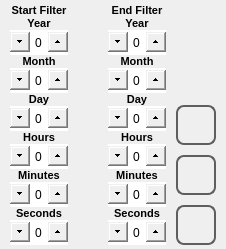
The window that qt_library/ATCMstore/store_filter.ui (MECTsrl/mect_plugins) describes before a commit, drawn with Qt 5.
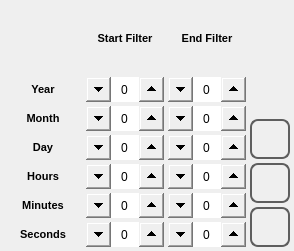
The same window after the commit. Icons and pictures are not drawn.

Commit message: fix store viewer, add some back buttons

```diff
--- a/qt_library/ATCMstore/store_filter.ui
+++ b/qt_library/ATCMstore/store_filter.ui
@@ -6,7 +6,8 @@
    <rect>
     <x>0</x>
     <y>0</y>
-    %Model%
+    <width>294</width>
+    <height>251</height>
    </rect>
   </property>
   <property name="minimumSize">
@@ -40,8 +41,8 @@
  QSpinBox::up-button {
      subcontrol-origin: border;
      subcontrol-position: right center;
-     height: 20px;
-     width: 20px;
+     height: 25px;
+     width: 25px;
  }
 
  QSpinBox::up-arrow {
@@ -53,8 +54,8 @@
  QSpinBox::down-button {
      subcontrol-origin: border;
      subcontrol-position: left center;
-     height: 20px;
-     width: 20px;
+     height: 25px;
+     width: 25px;
 }
 
  QSpinBox::down-arrow {
@@ -96,29 +97,17 @@
   </property>
   <layout class="QHBoxLayout" name="horizontalLayout">
    <property name="spacing">
-    <number>10</number>
-   </property>
-   <property name="leftMargin">
-    <number>10</number>
-   </property>
-   <property name="topMargin">
     <number>4</number>
    </property>
-   <property name="rightMargin">
-    <number>10</number>
-   </property>
-   <property name="bottomMargin">
+   <property name="margin">
     <number>4</number>
    </property>
    <item>
-    <layout class="QGridLayout" name="gridLayout_2">
-     <property name="horizontalSpacing">
-      <number>40</number>
+    <layout class="QGridLayout" name="gridLayout">
+     <property name="spacing">
+      <number>4</number>
      </property>
-     <property name="verticalSpacing">
-      <number>0</number>
-     </property>
-     <item row="0" column="0">
+     <item row="0" column="1">
       <widget class="QLabel" name="labelIn">
        <property name="sizePolicy">
         <sizepolicy hsizetype="Expanding" vsizetype="Preferred">
@@ -143,6 +132,31 @@
        </property>
       </widget>
      </item>
+     <item row="0" column="2">
+      <widget class="QLabel" name="labelFin">
+       <property name="sizePolicy">
+        <sizepolicy hsizetype="Expanding" vsizetype="Preferred">
+         <horstretch>0</horstretch>
+         <verstretch>0</verstretch>
+        </sizepolicy>
+       </property>
+       <property name="font">
+        <font>
+         <family>Ubuntu</family>
+         <pointsize>8</pointsize>
+         <weight>99</weight>
+         <italic>false</italic>
+         <bold>true</bold>
+        </font>
+       </property>
+       <property name="text">
+        <string>End Filter</string>
+       </property>
+       <property name="alignment">
+        <set>Qt::AlignCenter</set>
+       </property>
+      </widget>
+     </item>
      <item row="1" column="0">
       <widget class="QLabel" name="labelYearIn">
        <property name="sizePolicy">
@@ -171,10 +185,10 @@
        </property>
       </widget>
      </item>
-     <item row="2" column="0">
+     <item row="1" column="1">
       <widget class="QSpinBox" name="spinBoxYearIn">
        <property name="sizePolicy">
-        <sizepolicy hsizetype="Expanding" vsizetype="Fixed">
+        <sizepolicy hsizetype="Expanding" vsizetype="Expanding">
          <horstretch>0</horstretch>
          <verstretch>0</verstretch>
         </sizepolicy>
@@ -208,7 +222,44 @@
        </property>
       </widget>
      </item>
-     <item row="3" column="0">
+     <item row="1" column="2">
+      <widget class="QSpinBox" name="spinBoxYearFin">
+       <property name="sizePolicy">
+        <sizepolicy hsizetype="Expanding" vsizetype="Expanding">
+         <horstretch>0</horstretch>
+         <verstretch>0</verstretch>
+        </sizepolicy>
+       </property>
+       <property name="minimumSize">
+        <size>
+         <width>0</width>
+         <height>25</height>
+        </size>
+       </property>
+       <property name="maximumSize">
+        <size>
+         <width>16777215</width>
+         <height>25</height>
+        </size>
+       </property>
+       <property name="focusPolicy">
+        <enum>Qt::NoFocus</enum>
+       </property>
+       <property name="wrapping">
+        <bool>true</bool>
+       </property>
+       <property name="alignment">
+        <set>Qt::AlignCenter</set>
+       </property>
+       <property name="maximum">
+        <number>3000</number>
+       </property>
+       <property name="value">
+        <number>0</number>
+       </property>
+      </widget>
+     </item>
+     <item row="2" column="0">
       <widget class="QLabel" name="labelMonthIn">
        <property name="sizePolicy">
         <sizepolicy hsizetype="Expanding" vsizetype="Minimum">
@@ -236,8 +287,14 @@
        </property>
       </widget>
      </item>
-     <item row="4" column="0">
+     <item row="2" column="1">
       <widget class="QSpinBox" name="spinBoxMonthIn">
+       <property name="sizePolicy">
+        <sizepolicy hsizetype="Expanding" vsizetype="Expanding">
+         <horstretch>0</horstretch>
+         <verstretch>0</verstretch>
+        </sizepolicy>
+       </property>
        <property name="minimumSize">
         <size>
          <width>0</width>
@@ -264,7 +321,41 @@
        </property>
       </widget>
      </item>
-     <item row="5" column="0">
+     <item row="2" column="2">
+      <widget class="QSpinBox" name="spinBoxMonthFin">
+       <property name="sizePolicy">
+        <sizepolicy hsizetype="Expanding" vsizetype="Expanding">
+         <horstretch>0</horstretch>
+         <verstretch>0</verstretch>
+        </sizepolicy>
+       </property>
+       <property name="minimumSize">
+        <size>
+         <width>0</width>
+         <height>25</height>
+        </size>
+       </property>
+       <property name="maximumSize">
+        <size>
+         <width>16777215</width>
+         <height>25</height>
+        </size>
+       </property>
+       <property name="focusPolicy">
+        <enum>Qt::NoFocus</enum>
+       </property>
+       <property name="wrapping">
+        <bool>true</bool>
+       </property>
+       <property name="alignment">
+        <set>Qt::AlignCenter</set>
+       </property>
+       <property name="maximum">
+        <number>12</number>
+       </property>
+      </widget>
+     </item>
+     <item row="3" column="0">
       <widget class="QLabel" name="labelDayIn">
        <property name="sizePolicy">
         <sizepolicy hsizetype="Expanding" vsizetype="Minimum">
@@ -292,10 +383,10 @@
        </property>
       </widget>
      </item>
-     <item row="6" column="0">
+     <item row="3" column="1">
       <widget class="QSpinBox" name="spinBoxDayIn">
        <property name="sizePolicy">
-        <sizepolicy hsizetype="Expanding" vsizetype="Minimum">
+        <sizepolicy hsizetype="Expanding" vsizetype="Expanding">
          <horstretch>0</horstretch>
          <verstretch>0</verstretch>
         </sizepolicy>
@@ -326,7 +417,41 @@
        </property>
       </widget>
      </item>
-     <item row="7" column="0">
+     <item row="3" column="2">
+      <widget class="QSpinBox" name="spinBoxDayFin">
+       <property name="sizePolicy">
+        <sizepolicy hsizetype="Expanding" vsizetype="Expanding">
+         <horstretch>0</horstretch>
+         <verstretch>0</verstretch>
+        </sizepolicy>
+       </property>
+       <property name="minimumSize">
+        <size>
+         <width>0</width>
+         <height>25</height>
+        </size>
+       </property>
+       <property name="maximumSize">
+        <size>
+         <width>16777215</width>
+         <height>25</height>
+        </size>
+       </property>
+       <property name="focusPolicy">
+        <enum>Qt::NoFocus</enum>
+       </property>
+       <property name="wrapping">
+        <bool>true</bool>
+       </property>
+       <property name="alignment">
+        <set>Qt::AlignCenter</set>
+       </property>
+       <property name="maximum">
+        <number>31</number>
+       </property>
+      </widget>
+     </item>
+     <item row="4" column="0">
       <widget class="QLabel" name="labelHourIn">
        <property name="sizePolicy">
         <sizepolicy hsizetype="Expanding" vsizetype="Preferred">
@@ -354,10 +479,10 @@
        </property>
       </widget>
      </item>
-     <item row="8" column="0">
+     <item row="4" column="1">
       <widget class="QSpinBox" name="spinBoxHoursIn">
        <property name="sizePolicy">
-        <sizepolicy hsizetype="Expanding" vsizetype="Fixed">
+        <sizepolicy hsizetype="Expanding" vsizetype="Expanding">
          <horstretch>0</horstretch>
          <verstretch>0</verstretch>
         </sizepolicy>
@@ -388,7 +513,41 @@
        </property>
       </widget>
      </item>
-     <item row="9" column="0">
+     <item row="4" column="2">
+      <widget class="QSpinBox" name="spinBoxHoursFin">
+       <property name="sizePolicy">
+        <sizepolicy hsizetype="Expanding" vsizetype="Expanding">
+         <horstretch>0</horstretch>
+         <verstretch>0</verstretch>
+        </sizepolicy>
+       </property>
+       <property name="minimumSize">
+        <size>
+         <width>0</width>
+         <height>25</height>
+        </size>
+       </property>
+       <property name="maximumSize">
+        <size>
+         <width>16777215</width>
+         <height>25</height>
+        </size>
+       </property>
+       <property name="focusPolicy">
+        <enum>Qt::NoFocus</enum>
+       </property>
+       <property name="wrapping">
+        <bool>true</bool>
+       </property>
+       <property name="alignment">
+        <set>Qt::AlignCenter</set>
+       </property>
+       <property name="maximum">
+        <number>23</number>
+       </property>
+      </widget>
+     </item>
+     <item row="5" column="0">
       <widget class="QLabel" name="labelMinuteIn">
        <property name="sizePolicy">
         <sizepolicy hsizetype="Expanding" vsizetype="Minimum">
@@ -416,10 +575,10 @@
        </property>
       </widget>
      </item>
-     <item row="10" column="0">
+     <item row="5" column="1">
       <widget class="QSpinBox" name="spinBoxMinutesIn">
        <property name="sizePolicy">
-        <sizepolicy hsizetype="Expanding" vsizetype="Fixed">
+        <sizepolicy hsizetype="Expanding" vsizetype="Expanding">
          <horstretch>0</horstretch>
          <verstretch>0</verstretch>
         </sizepolicy>
@@ -450,7 +609,41 @@
        </property>
       </widget>
      </item>
-     <item row="11" column="0">
+     <item row="5" column="2">
+      <widget class="QSpinBox" name="spinBoxMinutesFin">
+       <property name="sizePolicy">
+        <sizepolicy hsizetype="Expanding" vsizetype="Expanding">
+         <horstretch>0</horstretch>
+         <verstretch>0</verstretch>
+        </sizepolicy>
+       </property>
+       <property name="minimumSize">
+        <size>
+         <width>0</width>
+         <height>25</height>
+        </size>
+       </property>
+       <property name="maximumSize">
+        <size>
+         <width>16777215</width>
+         <height>25</height>
+        </size>
+       </property>
+       <property name="focusPolicy">
+        <enum>Qt::NoFocus</enum>
+       </property>
+       <property name="wrapping">
+        <bool>true</bool>
+       </property>
+       <property name="alignment">
+        <set>Qt::AlignCenter</set>
+       </property>
+       <property name="maximum">
+        <number>59</number>
+       </property>
+      </widget>
+     </item>
+     <item row="6" column="0">
       <widget class="QLabel" name="labelSecondIn">
        <property name="sizePolicy">
         <sizepolicy hsizetype="Expanding" vsizetype="Minimum">
@@ -478,342 +671,10 @@
        </property>
       </widget>
      </item>
-     <item row="12" column="0">
-      <widget class="QSpinBox" name="spinBoxSecondsIn">
-       <property name="sizePolicy">
-        <sizepolicy hsizetype="Expanding" vsizetype="Fixed">
-         <horstretch>0</horstretch>
-         <verstretch>0</verstretch>
-        </sizepolicy>
-       </property>
-       <property name="minimumSize">
-        <size>
-         <width>0</width>
-         <height>25</height>
-        </size>
-       </property>
-       <property name="maximumSize">
-        <size>
-         <width>16777215</width>
-         <height>25</height>
-        </size>
-       </property>
-       <property name="focusPolicy">
-        <enum>Qt::NoFocus</enum>
-       </property>
-       <property name="wrapping">
-        <bool>true</bool>
-       </property>
-       <property name="alignment">
-        <set>Qt::AlignCenter</set>
-       </property>
-       <property name="maximum">
-        <number>59</number>
-       </property>
-      </widget>
-     </item>
-     <item row="0" column="1">
-      <widget class="QLabel" name="labelFin">
-       <property name="sizePolicy">
-        <sizepolicy hsizetype="Expanding" vsizetype="Preferred">
-         <horstretch>0</horstretch>
-         <verstretch>0</verstretch>
-        </sizepolicy>
-       </property>
-       <property name="font">
-        <font>
-         <family>Ubuntu</family>
-         <pointsize>8</pointsize>
-         <weight>99</weight>
-         <italic>false</italic>
-         <bold>true</bold>
-        </font>
-       </property>
-       <property name="text">
-        <string>End Filter</string>
-       </property>
-       <property name="alignment">
-        <set>Qt::AlignCenter</set>
-       </property>
-      </widget>
-     </item>
-     <item row="1" column="1">
-      <widget class="QLabel" name="labelYearFin">
-       <property name="sizePolicy">
-        <sizepolicy hsizetype="Expanding" vsizetype="Minimum">
-         <horstretch>0</horstretch>
-         <verstretch>0</verstretch>
-        </sizepolicy>
-       </property>
-       <property name="font">
-        <font>
-         <family>Ubuntu</family>
-         <pointsize>8</pointsize>
-         <weight>99</weight>
-         <italic>false</italic>
-         <bold>true</bold>
-        </font>
-       </property>
-       <property name="focusPolicy">
-        <enum>Qt::NoFocus</enum>
-       </property>
-       <property name="text">
-        <string>Year</string>
-       </property>
-       <property name="alignment">
-        <set>Qt::AlignCenter</set>
-       </property>
-      </widget>
-     </item>
-     <item row="2" column="1">
-      <widget class="QSpinBox" name="spinBoxYearFin">
-       <property name="sizePolicy">
-        <sizepolicy hsizetype="Expanding" vsizetype="Fixed">
-         <horstretch>0</horstretch>
-         <verstretch>0</verstretch>
-        </sizepolicy>
-       </property>
-       <property name="minimumSize">
-        <size>
-         <width>0</width>
-         <height>25</height>
-        </size>
-       </property>
-       <property name="maximumSize">
-        <size>
-         <width>16777215</width>
-         <height>25</height>
-        </size>
-       </property>
-       <property name="focusPolicy">
-        <enum>Qt::NoFocus</enum>
-       </property>
-       <property name="wrapping">
-        <bool>true</bool>
-       </property>
-       <property name="alignment">
-        <set>Qt::AlignCenter</set>
-       </property>
-       <property name="maximum">
-        <number>3000</number>
-       </property>
-       <property name="value">
-        <number>0</number>
-       </property>
-      </widget>
-     </item>
-     <item row="3" column="1">
-      <widget class="QLabel" name="labelMonthFin">
-       <property name="sizePolicy">
-        <sizepolicy hsizetype="Expanding" vsizetype="Minimum">
-         <horstretch>0</horstretch>
-         <verstretch>0</verstretch>
-        </sizepolicy>
-       </property>
-       <property name="font">
-        <font>
-         <family>Ubuntu</family>
-         <pointsize>8</pointsize>
-         <weight>99</weight>
-         <italic>false</italic>
-         <bold>true</bold>
-        </font>
-       </property>
-       <property name="focusPolicy">
-        <enum>Qt::NoFocus</enum>
-       </property>
-       <property name="text">
-        <string>Month</string>
-       </property>
-       <property name="alignment">
-        <set>Qt::AlignCenter</set>
-       </property>
-      </widget>
-     </item>
-     <item row="4" column="1">
-      <widget class="QSpinBox" name="spinBoxMonthFin">
-       <property name="minimumSize">
-        <size>
-         <width>0</width>
-         <height>25</height>
-        </size>
-       </property>
-       <property name="maximumSize">
-        <size>
-         <width>16777215</width>
-         <height>25</height>
-        </size>
-       </property>
-       <property name="focusPolicy">
-        <enum>Qt::NoFocus</enum>
-       </property>
-       <property name="wrapping">
-        <bool>true</bool>
-       </property>
-       <property name="alignment">
-        <set>Qt::AlignCenter</set>
-       </property>
-       <property name="maximum">
-        <number>12</number>
-       </property>
-      </widget>
-     </item>
-     <item row="5" column="1">
-      <widget class="QLabel" name="labelDayFin">
-       <property name="sizePolicy">
-        <sizepolicy hsizetype="Expanding" vsizetype="Minimum">
-         <horstretch>0</horstretch>
-         <verstretch>0</verstretch>
-        </sizepolicy>
-       </property>
-       <property name="font">
-        <font>
-         <family>Ubuntu</family>
-         <pointsize>8</pointsize>
-         <weight>99</weight>
-         <italic>false</italic>
-         <bold>true</bold>
-        </font>
-       </property>
-       <property name="focusPolicy">
-        <enum>Qt::NoFocus</enum>
-       </property>
-       <property name="text">
-        <string>Day</string>
-       </property>
-       <property name="alignment">
-        <set>Qt::AlignCenter</set>
-       </property>
-      </widget>
-     </item>
      <item row="6" column="1">
-      <widget class="QSpinBox" name="spinBoxDayFin">
+      <widget class="QSpinBox" name="spinBoxSecondsIn">
        <property name="sizePolicy">
-        <sizepolicy hsizetype="Expanding" vsizetype="Minimum">
-         <horstretch>0</horstretch>
-         <verstretch>0</verstretch>
-        </sizepolicy>
-       </property>
-       <property name="minimumSize">
-        <size>
-         <width>0</width>
-         <height>25</height>
-        </size>
-       </property>
-       <property name="maximumSize">
-        <size>
-         <width>16777215</width>
-         <height>25</height>
-        </size>
-       </property>
-       <property name="focusPolicy">
-        <enum>Qt::NoFocus</enum>
-       </property>
-       <property name="wrapping">
-        <bool>true</bool>
-       </property>
-       <property name="alignment">
-        <set>Qt::AlignCenter</set>
-       </property>
-       <property name="maximum">
-        <number>31</number>
-       </property>
-      </widget>
-     </item>
-     <item row="7" column="1">
-      <widget class="QLabel" name="labelHourFin">
-       <property name="sizePolicy">
-        <sizepolicy hsizetype="Expanding" vsizetype="Preferred">
-         <horstretch>0</horstretch>
-         <verstretch>0</verstretch>
-        </sizepolicy>
-       </property>
-       <property name="font">
-        <font>
-         <family>Ubuntu</family>
-         <pointsize>8</pointsize>
-         <weight>99</weight>
-         <italic>false</italic>
-         <bold>true</bold>
-        </font>
-       </property>
-       <property name="focusPolicy">
-        <enum>Qt::NoFocus</enum>
-       </property>
-       <property name="text">
-        <string>Hours</string>
-       </property>
-       <property name="alignment">
-        <set>Qt::AlignCenter</set>
-       </property>
-      </widget>
-     </item>
-     <item row="8" column="1">
-      <widget class="QSpinBox" name="spinBoxHoursFin">
-       <property name="sizePolicy">
-        <sizepolicy hsizetype="Expanding" vsizetype="Fixed">
-         <horstretch>0</horstretch>
-         <verstretch>0</verstretch>
-        </sizepolicy>
-       </property>
-       <property name="minimumSize">
-        <size>
-         <width>0</width>
-         <height>25</height>
-        </size>
-       </property>
-       <property name="maximumSize">
-        <size>
-         <width>16777215</width>
-         <height>25</height>
-        </size>
-       </property>
-       <property name="focusPolicy">
-        <enum>Qt::NoFocus</enum>
-       </property>
-       <property name="wrapping">
-        <bool>true</bool>
-       </property>
-       <property name="alignment">
-        <set>Qt::AlignCenter</set>
-       </property>
-       <property name="maximum">
-        <number>23</number>
-       </property>
-      </widget>
-     </item>
-     <item row="9" column="1">
-      <widget class="QLabel" name="labelMinuteFin">
-       <property name="sizePolicy">
-        <sizepolicy hsizetype="Expanding" vsizetype="Minimum">
-         <horstretch>0</horstretch>
-         <verstretch>0</verstretch>
-        </sizepolicy>
-       </property>
-       <property name="font">
-        <font>
-         <family>Ubuntu</family>
-         <pointsize>8</pointsize>
-         <weight>99</weight>
-         <italic>false</italic>
-         <bold>true</bold>
-        </font>
-       </property>
-       <property name="focusPolicy">
-        <enum>Qt::NoFocus</enum>
-       </property>
-       <property name="text">
-        <string>Minutes</string>
-       </property>
-       <property name="alignment">
-        <set>Qt::AlignCenter</set>
-       </property>
-      </widget>
-     </item>
-     <item row="10" column="1">
-      <widget class="QSpinBox" name="spinBoxMinutesFin">
-       <property name="sizePolicy">
-        <sizepolicy hsizetype="Expanding" vsizetype="Fixed">
+        <sizepolicy hsizetype="Expanding" vsizetype="Expanding">
          <horstretch>0</horstretch>
          <verstretch>0</verstretch>
         </sizepolicy>
@@ -844,38 +705,10 @@
        </property>
       </widget>
      </item>
-     <item row="11" column="1">
-      <widget class="QLabel" name="labelSecondFin">
-       <property name="sizePolicy">
-        <sizepolicy hsizetype="Expanding" vsizetype="Minimum">
-         <horstretch>0</horstretch>
-         <verstretch>0</verstretch>
-        </sizepolicy>
-       </property>
-       <property name="font">
-        <font>
-         <family>Ubuntu</family>
-         <pointsize>8</pointsize>
-         <weight>99</weight>
-         <italic>false</italic>
-         <bold>true</bold>
-        </font>
-       </property>
-       <property name="focusPolicy">
-        <enum>Qt::NoFocus</enum>
-       </property>
-       <property name="text">
-        <string>Seconds</string>
-       </property>
-       <property name="alignment">
-        <set>Qt::AlignCenter</set>
-       </property>
-      </widget>
-     </item>
-     <item row="12" column="1">
+     <item row="6" column="2">
       <widget class="QSpinBox" name="spinBoxSecondsFin">
        <property name="sizePolicy">
-        <sizepolicy hsizetype="Expanding" vsizetype="Fixed">
+        <sizepolicy hsizetype="Expanding" vsizetype="Expanding">
          <horstretch>0</horstretch>
          <verstretch>0</verstretch>
         </sizepolicy>
```
The commit also changes 14 other files.
